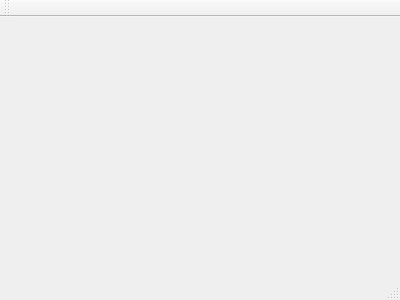
bmitioglov/MdpProject, file Mdp/MdpProject/mainwindow.ui: the form before one commit.
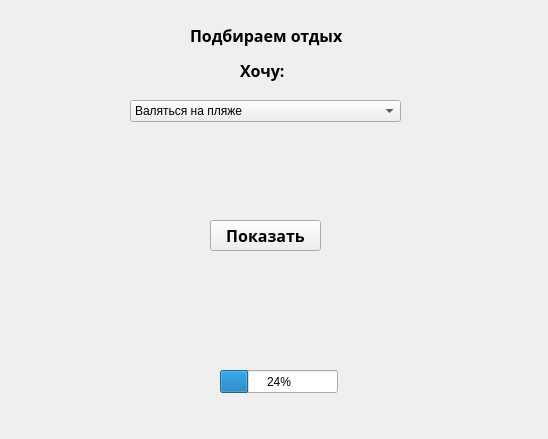
The form after the commit.

Patch:
```diff
--- a/Mdp/MdpProject/mainwindow.ui
+++ b/Mdp/MdpProject/mainwindow.ui
@@ -1,24 +1,172 @@
 <ui version="4.0">
  <class>MainWindow</class>
- <widget class="QMainWindow" name="MainWindow" >
-  <property name="geometry" >
+ <widget class="QMainWindow" name="MainWindow">
+  <property name="geometry">
    <rect>
     <x>0</x>
     <y>0</y>
-    <width>400</width>
-    <height>300</height>
+    <width>548</width>
+    <height>439</height>
    </rect>
   </property>
   <property name="windowTitle" >
    <string>MainWindow</string>
   </property>
-  <widget class="QMenuBar" name="menuBar" />
-  <widget class="QToolBar" name="mainToolBar" />
-  <widget class="QWidget" name="centralWidget" />
-  <widget class="QStatusBar" name="statusBar" />
+  <widget class="QWidget" name="centralWidget">
+   <widget class="QLabel" name="label">
+    <property name="geometry">
+     <rect>
+      <x>190</x>
+      <y>10</y>
+      <width>161</width>
+      <height>51</height>
+     </rect>
+    </property>
+    <property name="font">
+     <font>
+      <family>Segoe UI Semibold</family>
+      <pointsize>12</pointsize>
+      <weight>75</weight>
+      <bold>true</bold>
+     </font>
+    </property>
+    <property name="text">
+     <string>Подбираем отдых</string>
+    </property>
+   </widget>
+   <widget class="QProgressBar" name="progressBar">
+    <property name="geometry">
+     <rect>
+      <x>220</x>
+      <y>370</y>
+      <width>118</width>
+      <height>23</height>
+     </rect>
+    </property>
+    <property name="value">
+     <number>24</number>
+    </property>
+   </widget>
+   <widget class="QLabel" name="label_2">
+    <property name="geometry">
+     <rect>
+      <x>240</x>
+      <y>60</y>
+      <width>51</width>
+      <height>21</height>
+     </rect>
+    </property>
+    <property name="font">
+     <font>
+      <family>Segoe UI Semibold</family>
+      <pointsize>12</pointsize>
+      <weight>75</weight>
+      <bold>true</bold>
+     </font>
+    </property>
+    <property name="text">
+     <string>Хочу: </string>
+    </property>
+   </widget>
+   <widget class="QComboBox" name="comboBox">
+    <property name="geometry">
+     <rect>
+      <x>130</x>
+      <y>100</y>
+      <width>271</width>
+      <height>22</height>
+     </rect>
+    </property>
+    <item>
+     <property name="text">
+      <string>Валяться на пляже</string>
+     </property>
+    </item>
+    <item>
+     <property name="text">
+      <string>Осматривать достопримечательности</string>
+     </property>
+    </item>
+    <item>
+     <property name="text">
+      <string>Кататься на лыжах и сноуборде</string>
+     </property>
+    </item>
+    <item>
+     <property name="text">
+      <string>Заниматься шопингом</string>
+     </property>
+    </item>
+    <item>
+     <property name="text">
+      <string>Дышать романтикой</string>
+     </property>
+    </item>
+    <item>
+     <property name="text">
+      <string>Расслабляться в спа</string>
+     </property>
+    </item>
+    <item>
+     <property name="text">
+      <string>Заниматься дайвингом</string>
+     </property>
+    </item>
+    <item>
+     <property name="text">
+      <string>Кататься на сёрфе</string>
+     </property>
+    </item>
+    <item>
+     <property name="text">
+      <string>Ловить ветер на кайте и виндсёрфе</string>
+     </property>
+    </item>
+    <item>
+     <property name="text">
+      <string>Покорять дикую природу</string>
+     </property>
+    </item>
+    <item>
+     <property name="text">
+      <string>Отдыхать всей семьёй</string>
+     </property>
+    </item>
+   </widget>
+   <widget class="QPushButton" name="pushButton">
+    <property name="geometry">
+     <rect>
+      <x>210</x>
+      <y>220</y>
+      <width>111</width>
+      <height>31</height>
+     </rect>
+    </property>
+    <property name="font">
+     <font>
+      <family>Segoe UI Semibold</family>
+      <pointsize>12</pointsize>
+      <weight>75</weight>
+      <bold>true</bold>
+     </font>
+    </property>
+    <property name="text">
+     <string>Показать</string>
+    </property>
+   </widget>
+  </widget>
+  <widget class="QMenuBar" name="menuBar">
+   <property name="geometry">
+    <rect>
+     <x>0</x>
+     <y>0</y>
+     <width>548</width>
+     <height>21</height>
+    </rect>
+   </property>
+  </widget>
  </widget>
- <layoutDefault spacing="6" margin="11" />
- <pixmapfunction></pixmapfunction>
+ <layoutdefault spacing="6" margin="11"/>
  <resources/>
  <connections/>
 </ui>
```
Left out of the diff: 3 changed lines with no effect on the pictures.
